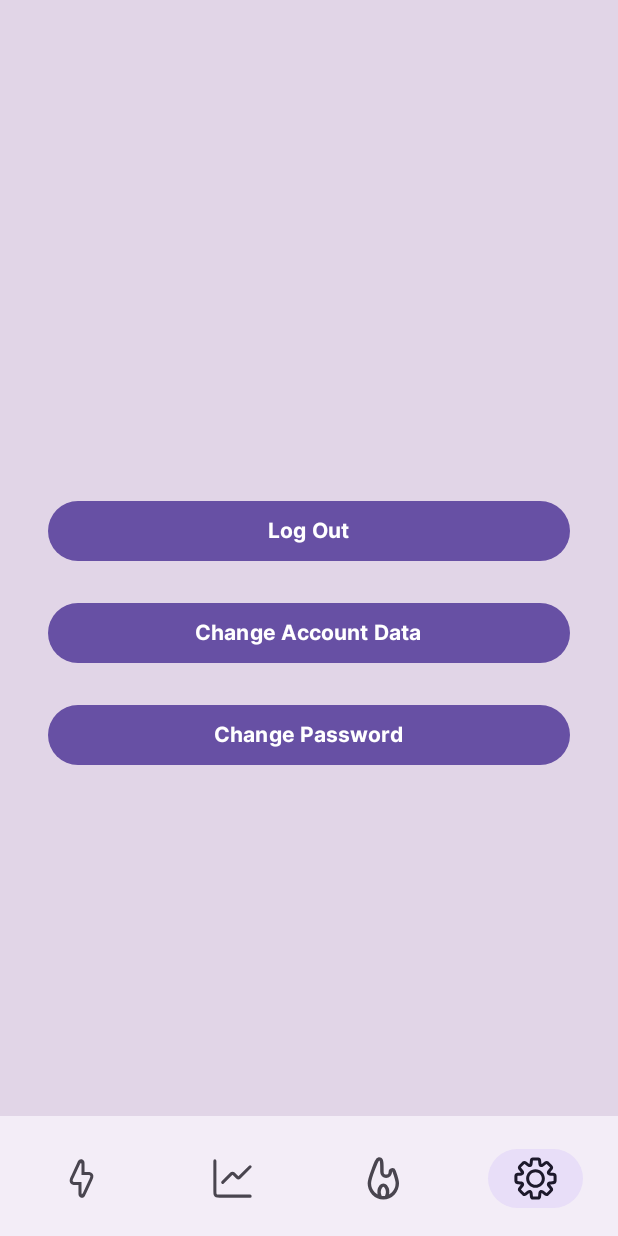
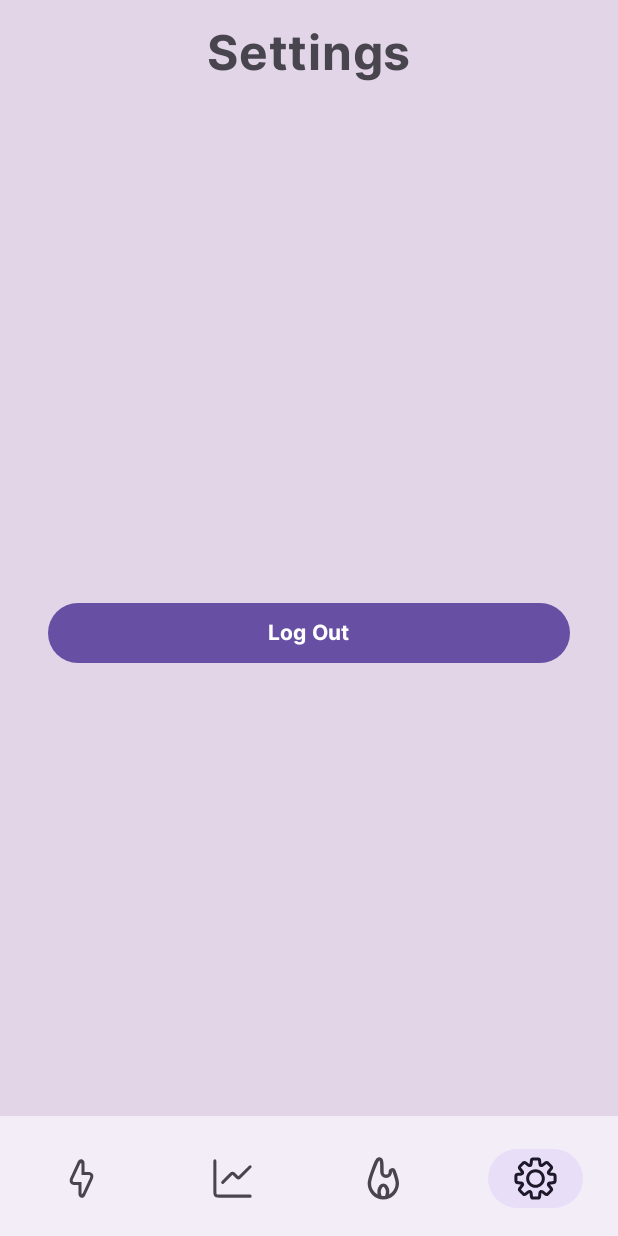
Before and after one commit to Rudolf23Hkya/MuscleMind, an Android app built with Jetpack Compose: the CalorieCounterScreen screen opened through its navigation route, item 4 of the bottom bar chosen, on a phone screen of 412 x 824 dp. Run offline under Robolectric (Android 15) with nearby library versions, the phone set to English and light mode, and no system bars; our stand-ins replace Dagger/Hilt's generated code; 1 statement that could not run was skipped.

Commit message:
design updated

```diff
--- a/app/src/main/java/com/elte_r532ov/musclemind/MainActivity.kt
+++ b/app/src/main/java/com/elte_r532ov/musclemind/MainActivity.kt
@@ -24,7 +24,6 @@ import dagger.hilt.android.AndroidEntryPoint
 import com.elte_r532ov.musclemind.data.sessionManagement.SessionManagement
 import com.elte_r532ov.musclemind.ui.screens.calories.CalorieCounterScreen
 import com.elte_r532ov.musclemind.ui.screens.register.DiseaseSelectionScreen
-import com.elte_r532ov.musclemind.ui.screens.settings.ModifyAccountData
 import com.elte_r532ov.musclemind.ui.screens.settings.main.MainSettingsScreen
 import com.elte_r532ov.musclemind.ui.screens.workouts.workoutInDetail.WorkoutInDetail
 import com.elte_r532ov.musclemind.ui.screens.workouts.workoutInProgress.WorkoutInProgress
@@ -97,9 +96,6 @@ fun MyApp(sessionManagement: SessionManagement) {
         composable(Routes.SETTINGS_MAIN){
             MainSettingsScreen(navController)
         }
-        composable(Routes.SETTINGS_CHANGE_ACCOUNT_DATA){
-            ModifyAccountData(navController)
-        }
         composable(Routes.CALORIES_OVERVIEW){
             CalorieCounterScreen(navController)
         }
--- a/app/src/main/java/com/elte_r532ov/musclemind/ui/screens/calories/CalorieCounterScreen.kt
+++ b/app/src/main/java/com/elte_r532ov/musclemind/ui/screens/calories/CalorieCounterScreen.kt
@@ -7,19 +7,17 @@ import androidx.compose.foundation.shape.RoundedCornerShape
 import androidx.compose.foundation.text.BasicTextField
 import androidx.compose.foundation.text.KeyboardOptions
 import androidx.compose.material3.Button
+import androidx.compose.material3.MaterialTheme
 import androidx.compose.material3.Scaffold
-import androidx.compose.material3.SnackbarDuration
-import androidx.compose.material3.SnackbarHostState
+import androidx.compose.material3.SnackbarHost
 import androidx.compose.material3.Text
 import androidx.compose.runtime.Composable
-import androidx.compose.runtime.LaunchedEffect
 import androidx.compose.runtime.getValue
 import androidx.compose.runtime.mutableStateOf
 import androidx.compose.runtime.remember
 import androidx.compose.runtime.setValue
 import androidx.compose.ui.Alignment
 import androidx.compose.ui.Modifier
-import androidx.compose.ui.graphics.Color
 import androidx.compose.ui.text.font.FontWeight
 import androidx.compose.ui.text.input.KeyboardType
 import androidx.compose.ui.unit.dp
@@ -28,7 +26,8 @@ import androidx.hilt.navigation.compose.hiltViewModel
 import androidx.navigation.NavHostController
 import com.elte_r532ov.musclemind.myFontFamily
 import com.elte_r532ov.musclemind.ui.BottomNavBar
-import com.elte_r532ov.musclemind.util.UiEvent
+import com.elte_r532ov.musclemind.ui.screens.settings.main.MainSettingsEvent
+import com.elte_r532ov.musclemind.ui.util.handleUiEvent
 
 @SuppressLint("UnusedMaterial3ScaffoldPaddingParameter")
 @Composable
@@ -38,39 +37,38 @@ fun CalorieCounterScreen(
 ) {
     var kcal by remember { mutableStateOf("") }
 
-    var snackBarMessage by remember { mutableStateOf<String?>(null) }
-    val snackBarHostState = remember { SnackbarHostState() }
+    //Handle UiEvent:
+    val snackBarHostState = handleUiEvent(viewModel.uiEvent, onNavigate)
 
-    // This LaunchedEffect listens to the UI events and performs actions accordingly
-    LaunchedEffect(key1 = true) {
-        viewModel.uiEvent.collect() { event ->
-            when (event) {
-                is UiEvent.Navigate -> onNavigate.navigate(event.route)
-                is UiEvent.ShowSnackbar -> snackBarMessage = event.message
-                is UiEvent.ErrorOccured -> snackBarMessage = event.errMsg
-                else -> Unit
-            }
-        }
-    }
-    LaunchedEffect(snackBarMessage) {
-        snackBarMessage?.let { message ->
-            snackBarHostState.showSnackbar(message=message,duration = SnackbarDuration.Short)
-            snackBarMessage = null
-        }
-    }
     Scaffold(
         bottomBar = {
             onNavigate.currentDestination?.route?.let {
                 BottomNavBar(it, onNavigate)
             }
         },
-        topBar={
+        snackbarHost = { SnackbarHost(snackBarHostState) },
+        topBar = {
+            Box(
+                modifier = Modifier
+                    .fillMaxWidth()
+                    .padding(16.dp),
+                contentAlignment = Alignment.Center
+            ) {
+                Text(
+                    "Consumed Calories",
+                    fontSize = 32.sp,
+                    fontFamily = myFontFamily,
+                    fontWeight = FontWeight.Bold,
+                    color = MaterialTheme.colorScheme.onBackground,
+                    lineHeight = 40.sp
+                )
+            }
         }
     ){
         Box(
             modifier = Modifier
                 .fillMaxSize()
-                .background(Color(0xFFE1D5E7))
+                .background(MaterialTheme.colorScheme.background)
         ) {
             Column(
                 modifier = Modifier
@@ -79,28 +77,31 @@ fun CalorieCounterScreen(
                 horizontalAlignment = Alignment.CenterHorizontally,
                 verticalArrangement = Arrangement.Center
             ) {
-                Text("Count Your Calories With Us", fontSize = 24.sp, color = Color.Black)
+                Text("Count Your Calories With Us", fontSize = 24.sp, color = MaterialTheme.colorScheme.onSecondary)
                 Spacer(modifier = Modifier.height(16.dp))
-                Text("You can follow your daily calorie intake with us.", fontSize = 16.sp, color = Color.Gray)
+                Text("You can follow your daily calorie intake with us.", fontSize = 16.sp, color = MaterialTheme.colorScheme.onBackground)
                 Spacer(modifier = Modifier.height(40.dp))
                 BasicTextField(
                     value = kcal,
                     onValueChange = {kcal = it},
                     modifier = Modifier
                         .fillMaxWidth()
-                        .background(Color.White, RoundedCornerShape(4.dp))
+                        .background(MaterialTheme.colorScheme.surface, RoundedCornerShape(4.dp))
                         .padding(16.dp),
                     keyboardOptions = KeyboardOptions(keyboardType = KeyboardType.Number)
                 )
                 Spacer(modifier = Modifier.height(20.dp))
                 Button(
-                    onClick = { viewModel.addCal(kcal)},
+                    onClick = {viewModel.addCal(kcal)},
                     modifier = Modifier
                         .fillMaxWidth()
-                        .height(50.dp),
-                    shape = RoundedCornerShape(50)
+                        .padding(horizontal = 32.dp)
                 ) {
-                    Text("ADD", fontSize = 20.sp, color = Color.White)
+                    Text(
+                        "Add",
+                        fontFamily = myFontFamily,
+                        fontWeight = FontWeight.Bold
+                    )
                 }
             }
         }
--- a/app/src/main/java/com/elte_r532ov/musclemind/ui/screens/settings/ChangePassword.kt
+++ /dev/null
@@ -1 +0,0 @@
-package com.elte_r532ov.musclemind.ui.screens.settings
--- a/app/src/main/java/com/elte_r532ov/musclemind/ui/screens/settings/main/MainSettings.kt
+++ b/app/src/main/java/com/elte_r532ov/musclemind/ui/screens/settings/main/MainSettings.kt
@@ -23,6 +23,7 @@ import androidx.hilt.navigation.compose.hiltViewModel
 import androidx.navigation.NavHostController
 import com.elte_r532ov.musclemind.myFontFamily
 import com.elte_r532ov.musclemind.ui.BottomNavBar
+import com.elte_r532ov.musclemind.ui.util.handleUiEvent
 import com.elte_r532ov.musclemind.util.UiEvent
 import org.intellij.lang.annotations.JdkConstants.HorizontalAlignment
 
@@ -32,20 +33,8 @@ fun MainSettingsScreen(
     onNavigate: NavHostController,
     viewModel: MainSettingsViewModel = hiltViewModel()
 ) {
-    //SnackBar
-    var snackBarMessage by remember { mutableStateOf<String?>(null) }
-    val snackBarHostState = remember { SnackbarHostState() }
-
-    LaunchedEffect(key1 = true) {
-        viewModel.uiEvent.collect { event ->
-            when (event) {
-                is UiEvent.Navigate -> onNavigate.navigate(event.route)
-                is UiEvent.ShowSnackbar -> snackBarMessage = event.message
-                is UiEvent.ErrorOccured -> snackBarMessage = event.errMsg
-                else -> Unit
-            }
-        }
-    }
+    //Handle UiEvent:
+    val snackBarHostState = handleUiEvent(viewModel.uiEvent, onNavigate)
 
     Scaffold(
         bottomBar = {
@@ -53,21 +42,28 @@ fun MainSettingsScreen(
                 BottomNavBar(it, onNavigate)
             }
         },
-        topBar={
-            /*
-            Text(
-                "Settings",
-                fontSize = 32.sp,
-                fontFamily = myFontFamily,
-                fontWeight = FontWeight.Bold
-            )
-            */
+        snackbarHost = { SnackbarHost(snackBarHostState) },
+        topBar = {
+            Box(
+                modifier = Modifier
+                    .fillMaxWidth()
+                    .padding(16.dp),
+                contentAlignment = Alignment.Center
+            ) {
+                Text(
+                    "Settings",
+                    fontSize = 32.sp,
+                    fontFamily = myFontFamily,
+                    fontWeight = FontWeight.Bold,
+                    color = MaterialTheme.colorScheme.onBackground
+                )
+            }
         }
     ){
         Column(
             modifier = Modifier
                 .fillMaxSize()
-                .background(MaterialTheme.colorScheme.background), // A pink background
+                .background(MaterialTheme.colorScheme.background),
             verticalArrangement = Arrangement.Center,
             horizontalAlignment = Alignment.CenterHorizontally
         ) {
@@ -85,53 +81,6 @@ fun MainSettingsScreen(
                     fontWeight = FontWeight.Bold
                 )
             }
-            Spacer(modifier = Modifier.height(20.dp))
-
-            Button(
-                onClick = {viewModel.onEvent(MainSettingsEvent.onChangeAccountDataClicked)},
-                modifier = Modifier
-                    .fillMaxWidth()
-                    .padding(horizontal = 32.dp)
-            ) {
-                Text(
-                    "Change Account Data",
-                    fontFamily = myFontFamily,
-                    fontWeight = FontWeight.Bold
-                )
-            }
-            Spacer(modifier = Modifier.height(20.dp))
-            Button(
-                onClick = {viewModel.onEvent(MainSettingsEvent.onChangePasswordClicked)},
-                modifier = Modifier
-                    .fillMaxWidth()
-                    .padding(horizontal = 32.dp)
-            ) {
-                Text(
-                    "Change Password",
-                    fontFamily = myFontFamily,
-                    fontWeight = FontWeight.Bold
-                )
-            }
         }
     }
 }
-
-@Composable
-fun SettingItem(text: String, onClick: () -> Unit) {
-    Card(
-        shape = RoundedCornerShape(50), // Highly rounded corners
-        modifier = Modifier
-            .fillMaxWidth(0.8f) // Fill 80% of the width
-            .height(50.dp)
-            .clickable(onClick = onClick),
-        elevation = CardDefaults.cardElevation(defaultElevation = 4.dp) // Shadow effect
-    ) {
-        Box(contentAlignment = Alignment.Center) {
-            Text(
-                text = text,
-                fontSize = 18.sp,
-                color = Color.White
-            )
-        }
-    }
-}
--- a/app/src/main/java/com/elte_r532ov/musclemind/ui/screens/settings/main/MainSettingsEvent.kt
+++ b/app/src/main/java/com/elte_r532ov/musclemind/ui/screens/settings/main/MainSettingsEvent.kt
@@ -4,6 +4,4 @@ sealed class MainSettingsEvent {
 
     object onLogOutClicked : MainSettingsEvent()
 
-    object onChangeAccountDataClicked : MainSettingsEvent()
-    object onChangePasswordClicked : MainSettingsEvent()
 }
--- a/app/src/main/java/com/elte_r532ov/musclemind/ui/screens/settings/main/MainSettingsViewModel.kt
+++ b/app/src/main/java/com/elte_r532ov/musclemind/ui/screens/settings/main/MainSettingsViewModel.kt
@@ -21,10 +21,6 @@ class MainSettingsViewModel@Inject constructor(
 
     fun onEvent(event : MainSettingsEvent){
         when(event){
-            MainSettingsEvent.onChangePasswordClicked ->
-                sendUiEvent(UiEvent.Navigate(Routes.SETTINGS_PASSWORD))
-            MainSettingsEvent.onChangeAccountDataClicked ->
-                sendUiEvent(UiEvent.Navigate(Routes.SETTINGS_CHANGE_ACCOUNT_DATA))
             MainSettingsEvent.onLogOutClicked -> {
                 //Forgetting the session
                 sessionManagement.deleteTokens()
```
Also changed, not shown: app/src/main/java/com/elte_r532ov/musclemind/ui/screens/settings/ModifyAccountData.kt (deleted, +0 -133 lines), app/src/main/java/com/elte_r532ov/musclemind/ui/screens/stats/StatsMainScreen.kt (+17 -0 lines), app/src/main/java/com/elte_r532ov/musclemind/ui/screens/workouts/active/ActiveWorkouts.kt (+29 -17 lines).
